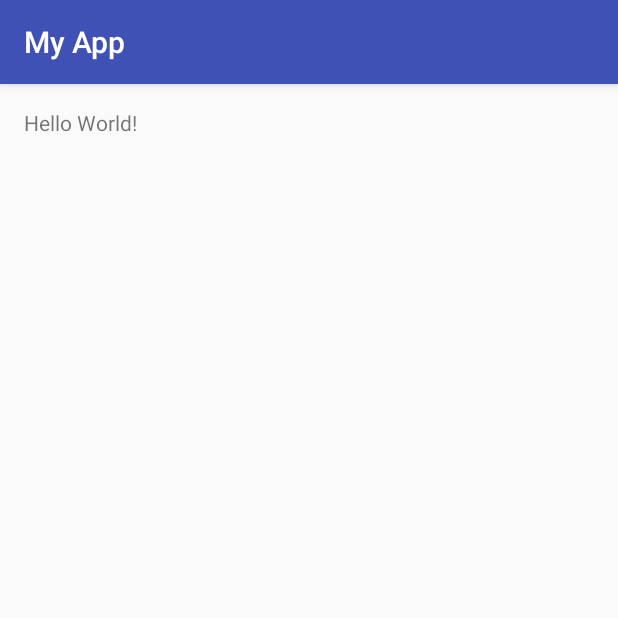
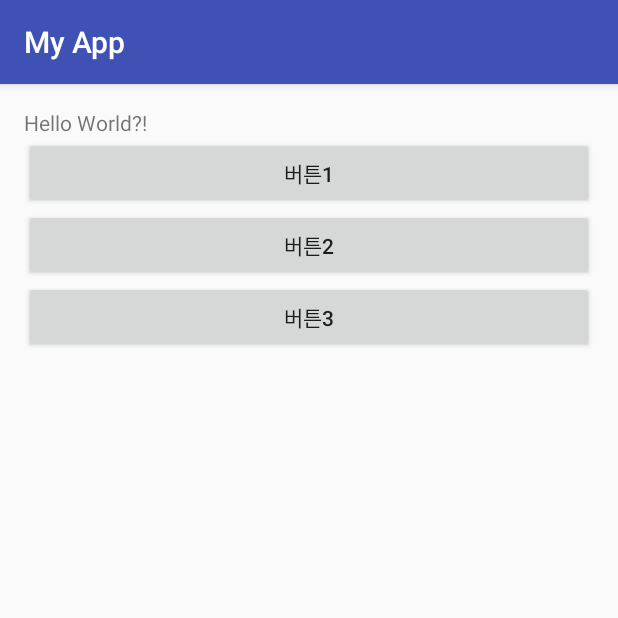
Before and after one commit to DaeunBang/study, an Android app: the screen it shows after launch (MainActivity), on a phone screen of 412 x 824 dp, the top half of it. Run offline under Robolectric (Android 15) with nearby library versions, the phone set to English and light mode, and no system bars.

Commit message:
Layout 연습

```diff
--- a/MyApp/app/src/main/res/layout/activity_main.xml
+++ b/MyApp/app/src/main/res/layout/activity_main.xml
@@ -1,6 +1,7 @@
 <?xml version="1.0" encoding="utf-8"?>
-<RelativeLayout xmlns:android="http://schemas.android.com/apk/res/android"
+<LinearLayout xmlns:android="http://schemas.android.com/apk/res/android"
     xmlns:tools="http://schemas.android.com/tools"
+    android:orientation="vertical"
     android:layout_width="match_parent"
     android:layout_height="match_parent"
     android:paddingBottom="@dimen/activity_vertical_margin"
@@ -12,5 +13,23 @@
     <TextView
         android:layout_width="wrap_content"
         android:layout_height="wrap_content"
-        android:text="Hello World!" />
-</RelativeLayout>
+        android:text="Hello World?!" />
+
+    <Button
+        android:layout_width="match_parent"
+        android:layout_height="wrap_content"
+        android:text="버튼1">
+    </Button>
+
+    <Button
+        android:layout_width="match_parent"
+        android:layout_height="wrap_content"
+        android:text="버튼2">
+    </Button>
+
+    <Button
+        android:layout_width="match_parent"
+        android:layout_height="wrap_content"
+        android:text="버튼3">
+    </Button>
+</LinearLayout>
```
